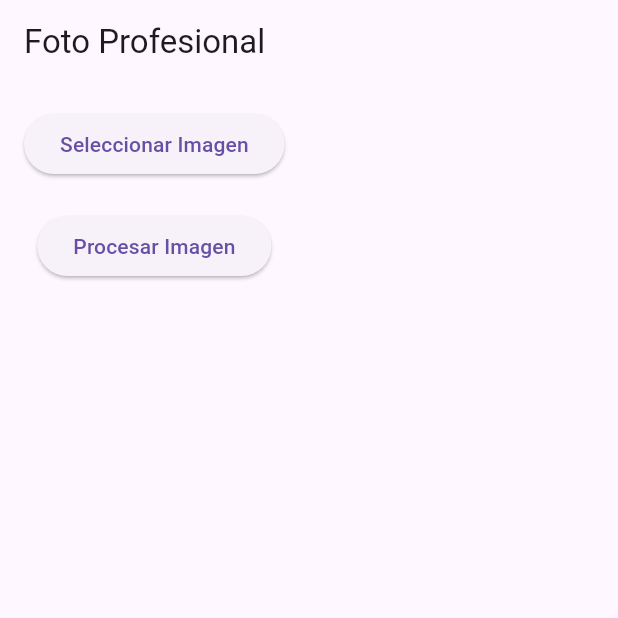
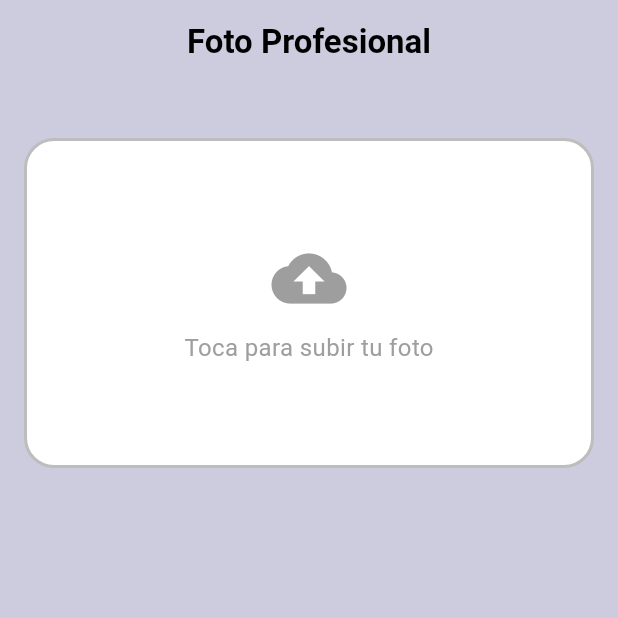
Before and after one commit to Chicue/photo-apk, a Flutter app: the screen it shows after launch, on a phone screen of 412 x 824 dp, the top half of it. Run offline on Flutter 3.47's test engine with Material 3 defaults, Android fonts, the light colour scheme and no system bars; our stand-ins replace dio, image_picker.

Commit message:
Mejora diseño 1

```diff
--- a/lib/main.dart
+++ b/lib/main.dart
@@ -86,7 +86,126 @@ class _HomePageState extends State<HomePage> {
     }
   }
 
-  //Función para construir la interfaz de usuario.
+  @override
+  Widget build(BuildContext context) {
+    return Scaffold(
+      backgroundColor: const Color(0xFFCDCCDE),
+      appBar: AppBar(
+        backgroundColor: const Color(0xFFCDCCDE),
+        elevation: 0,
+        centerTitle: true,
+        title: const Text(
+          "Foto Profesional",
+          style: TextStyle(color: Colors.black, fontWeight: FontWeight.bold),
+        ),
+      ),
+      body: Padding(
+        padding: const EdgeInsets.all(16),
+        child: Column(
+          children: [
+            const SizedBox(height: 20),
+
+            /// 🔲 CUADRO DE IMAGEN (CLICKABLE)
+            GestureDetector(
+              onTap: pickImage,
+              child: Container(
+                height: 220,
+                width: double.infinity,
+                decoration: BoxDecoration(
+                  color: Colors.white,
+                  borderRadius: BorderRadius.circular(20),
+                  border: Border.all(color: Colors.grey.shade400, width: 2),
+                ),
+                child: _image == null
+                    ? Column(
+                        mainAxisAlignment: MainAxisAlignment.center,
+                        children: const [
+                          Icon(
+                            Icons.cloud_upload,
+                            size: 50,
+                            color: Colors.grey,
+                          ),
+                          SizedBox(height: 10),
+                          Text(
+                            "Toca para subir tu foto",
+                            style: TextStyle(color: Colors.grey, fontSize: 16),
+                          ),
+                        ],
+                      )
+                    : ClipRRect(
+                        borderRadius: BorderRadius.circular(18),
+                        child: Image.file(_image!, fit: BoxFit.cover),
+                      ),
+              ),
+            ),
+
+            const SizedBox(height: 25),
+
+            /// 🔘 BOTÓN PROCESAR (SOLO SI HAY IMAGEN)
+            if (_image != null)
+              SizedBox(
+                width: double.infinity,
+                height: 55,
+                child: ElevatedButton(
+                  onPressed: uploadImage,
+                  style: ButtonStyle(
+                    backgroundColor: MaterialStateProperty.resolveWith<Color>((
+                      states,
+                    ) {
+                      if (states.contains(MaterialState.pressed)) {
+                        return const Color(0xFF552E8B);
+                      }
+                      return const Color(0xFF5D01E1);
+                    }),
+                    shape: MaterialStateProperty.all(
+                      RoundedRectangleBorder(
+                        borderRadius: BorderRadius.circular(15),
+                      ),
+                    ),
+                  ),
+                  child: const Text(
+                    "Procesar Imagen",
+                    style: TextStyle(
+                      fontSize: 16,
+                      fontWeight: FontWeight.bold,
+                      color: Colors.white,
+                    ),
+                  ),
+                ),
+              ),
+
+            const SizedBox(height: 25),
+
+            /// 🖼 RESULTADO
+            if (_resultUrl != null)
+              Column(
+                children: [
+                  const Text(
+                    "Resultado",
+                    style: TextStyle(fontWeight: FontWeight.bold, fontSize: 16),
+                  ),
+                  const SizedBox(height: 10),
+                  Container(
+                    height: 220,
+                    width: double.infinity,
+                    decoration: BoxDecoration(
+                      borderRadius: BorderRadius.circular(20),
+                      border: Border.all(color: Colors.grey.shade400),
+                    ),
+                    child: ClipRRect(
+                      borderRadius: BorderRadius.circular(18),
+                      child: Image.network(_resultUrl!, fit: BoxFit.cover),
+                    ),
+                  ),
+                ],
+              ),
+          ],
+        ),
+      ),
+    );
+  }
+
+  /*//Función para construir la interfaz de usuario.
   @override
   Widget build(BuildContext context) {
     //Regresa un Scaffold que es el esqueleto de la pantalla.
@@ -125,5 +244,5 @@ class _HomePageState extends State<HomePage> {
         ),
       ),
     );
-  }
+  }*/
 }
```
